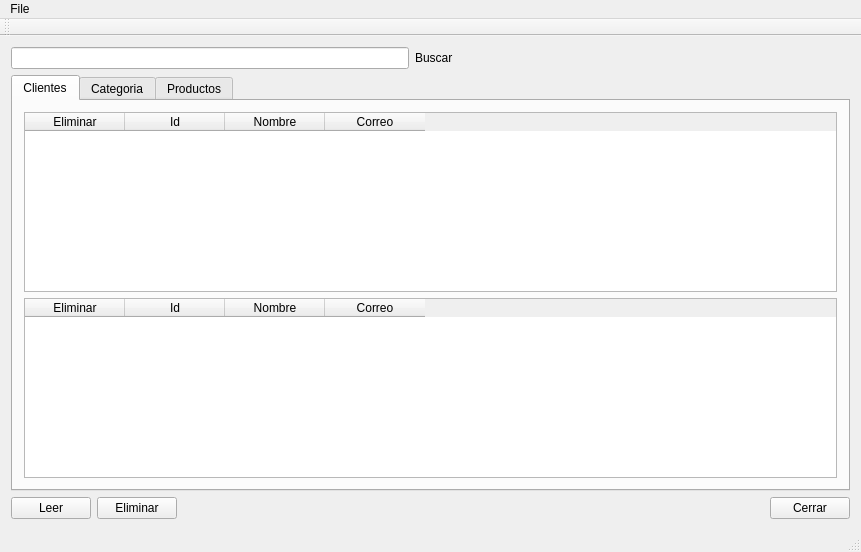
Old version of the form mainwindow.ui in the repository MatamorosF3/RecordsFiles.
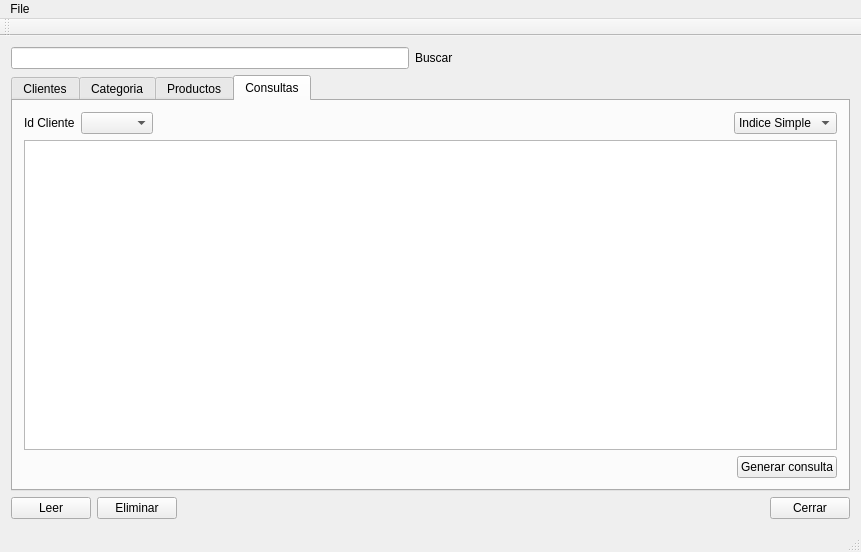
New version of the form.

Patch:
```diff
--- a/mainwindow.ui
+++ b/mainwindow.ui
@@ -86,7 +86,7 @@
        <string notr="true"/>
       </property>
       <property name="currentIndex">
-       <number>0</number>
+       <number>3</number>
       </property>
       <widget class="QWidget" name="Clientes">
        <attribute name="title">
@@ -211,6 +211,86 @@
         </item>
        </layout>
       </widget>
+      <widget class="QWidget" name="tab_2">
+       <attribute name="title">
+        <string>Consultas</string>
+       </attribute>
+       <layout class="QGridLayout" name="gridLayout_5">
+        <item row="2" column="1">
+         <layout class="QHBoxLayout" name="horizontalLayout_4">
+          <item>
+           <spacer name="horizontalSpacer_4">
+            <property name="orientation">
+             <enum>Qt::Horizontal</enum>
+            </property>
+            <property name="sizeHint" stdset="0">
+             <size>
+              <width>40</width>
+              <height>20</height>
+             </size>
+            </property>
+           </spacer>
+          </item>
+          <item>
+           <widget class="QPushButton" name="pushButton">
+            <property name="text">
+             <string>Generar consulta</string>
+            </property>
+           </widget>
+          </item>
+         </layout>
+        </item>
+        <item row="1" column="0" colspan="2">
+         <widget class="QTableWidget" name="tableWidget_2"/>
+        </item>
+        <item row="0" column="0" colspan="2">
+         <layout class="QHBoxLayout" name="horizontalLayout_3">
+          <item>
+           <widget class="QLabel" name="label_2">
+            <property name="text">
+             <string>Id Cliente</string>
+            </property>
+           </widget>
+          </item>
+          <item>
+           <widget class="QComboBox" name="comboBox_IdCliente"/>
+          </item>
+          <item>
+           <spacer name="horizontalSpacer_3">
+            <property name="orientation">
+             <enum>Qt::Horizontal</enum>
+            </property>
+            <property name="sizeHint" stdset="0">
+             <size>
+              <width>58</width>
+              <height>20</height>
+             </size>
+            </property>
+           </spacer>
+          </item>
+          <item>
+           <widget class="QComboBox" name="comboBox">
+            <item>
+             <property name="text">
+              <string>Indice Simple</string>
+             </property>
+            </item>
+            <item>
+             <property name="text">
+              <string>Arbol B</string>
+             </property>
+            </item>
+            <item>
+             <property name="text">
+              <string>Indice loco</string>
+             </property>
+            </item>
+           </widget>
+          </item>
+         </layout>
+        </item>
+       </layout>
+      </widget>
      </widget>
     </item>
    </layout>
```
